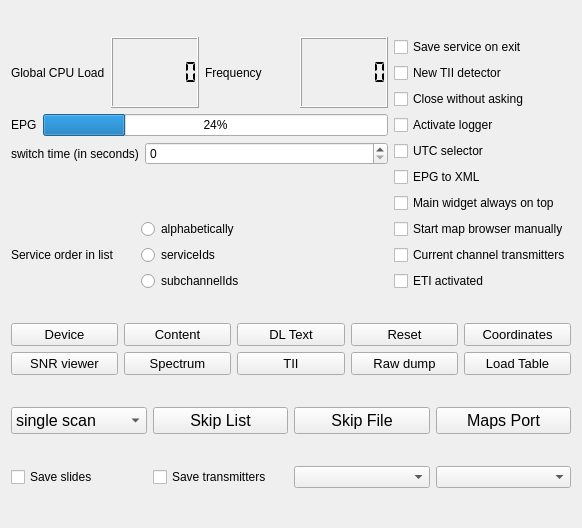
Old version of the form forms/config-helper.ui in the repository tomneda/qt-dab.
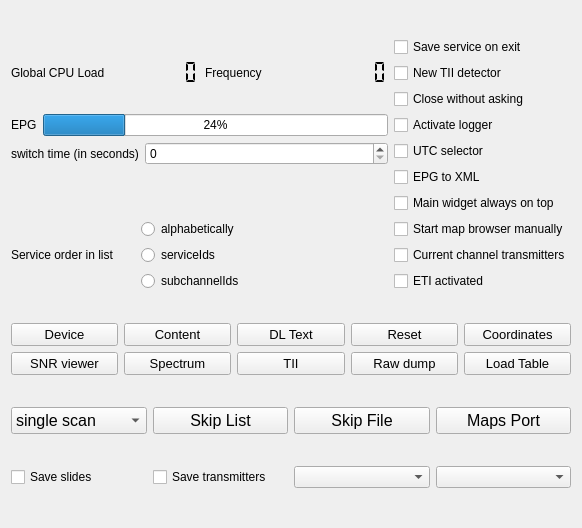
New version of the form. Custom widgets are drawn as their Qt base class.

Diff of the .ui file:
```diff
--- a/forms/config-helper.ui
+++ b/forms/config-helper.ui
@@ -32,6 +32,9 @@
          </item>
          <item>
           <widget class="QLCDNumber" name="cpuMonitor">
+           <property name="frameShape">
+            <enum>QFrame::NoFrame</enum>
+           </property>
            <property name="smallDecimalPoint">
             <bool>false</bool>
            </property>
@@ -55,6 +58,9 @@
            <property name="toolTip">
             <string>&lt;html&gt;&lt;head/&gt;&lt;body&gt;&lt;p&gt;Current frequency (in MHz)&lt;/p&gt;&lt;/body&gt;&lt;/html&gt;</string>
            </property>
+           <property name="frameShape">
+            <enum>QFrame::NoFrame</enum>
+           </property>
            <property name="smallDecimalPoint">
             <bool>false</bool>
            </property>
```
